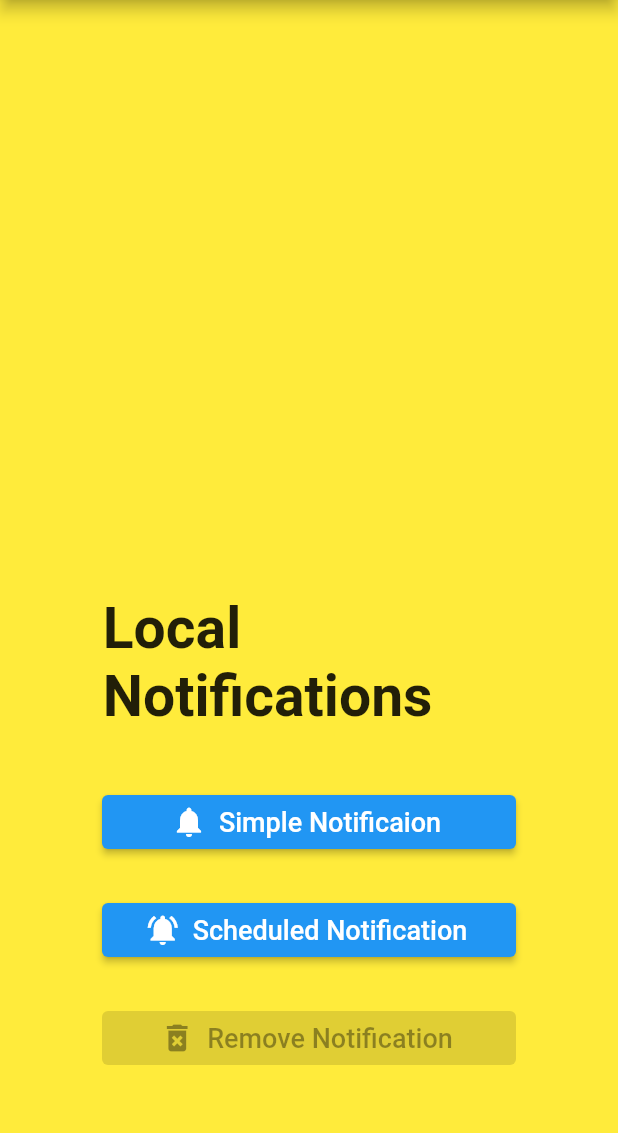
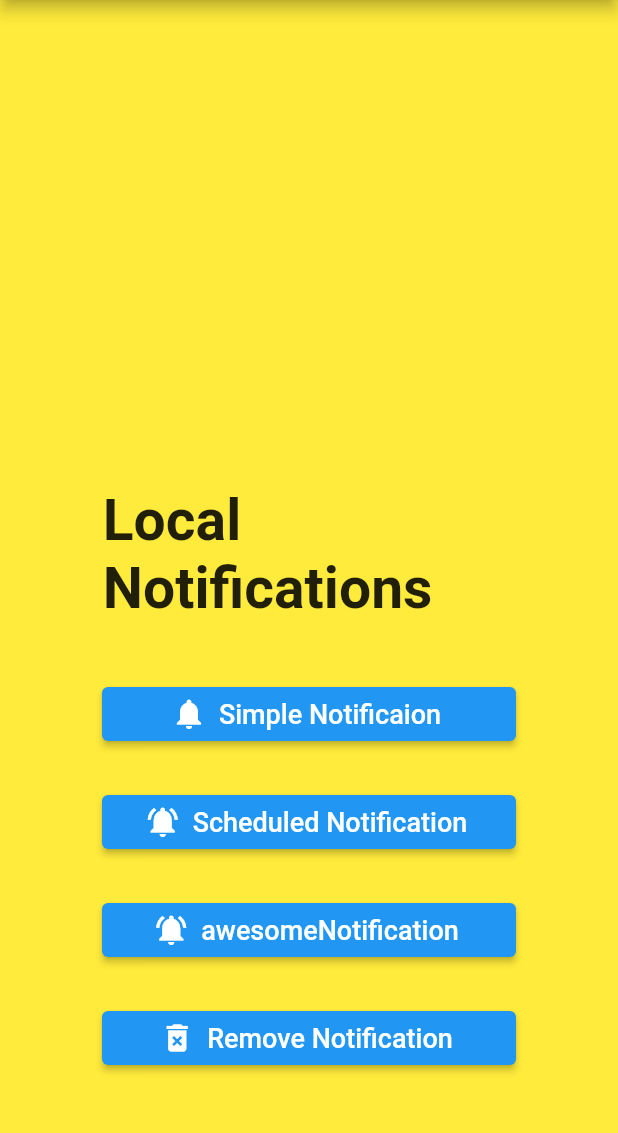
Before and after one commit to abhijeetm2/local-push-Notification, a Flutter app: the screen it shows after launch, on a phone screen of 412 x 824 dp, the part 84-1217 px from its top. Run offline on Flutter 3.47's test engine with Material 2 defaults, Android fonts, the phone set to English and light mode, and no system bars; our stand-ins replace awesome_notifications, flutter_local_notifications, rxdart, timezone.

Commit message:
awesome push notification

```diff
--- a/push_notification/lib/main.dart
+++ b/push_notification/lib/main.dart
@@ -17,7 +17,7 @@ class MyApp extends StatelessWidget {
       theme: ThemeData(
         primarySwatch: Colors.blue,
       ),
-      home: PushNotification(),
+      home: PushNotificationScreen(),
     );
   }
 }
--- a/push_notification/lib/screens/push_notification_screen.dart
+++ b/push_notification/lib/screens/push_notification_screen.dart
@@ -1,15 +1,18 @@
+import 'package:awesome_notifications/awesome_notifications.dart';
 import 'package:flutter/cupertino.dart';
 import 'package:flutter/material.dart';
 import 'package:flutter/rendering.dart';
 import 'package:push_notification/screens/SecondPage.dart';
 import 'package:push_notification/widget/notification_api.dart';
 
-class PushNotification extends StatefulWidget {
+class PushNotificationScreen extends StatefulWidget {
+  static String channel = 'basic_channel';
+
   @override
-  _PushNotificationState createState() => _PushNotificationState();
+  _PushNotificationScreenState createState() => _PushNotificationScreenState();
 }
 
-class _PushNotificationState extends State<PushNotification> {
+class _PushNotificationScreenState extends State<PushNotificationScreen> {
   @override
   void initState() {
     // TODO: implement initState
@@ -20,6 +23,20 @@ class _PushNotificationState extends State<PushNotification> {
     listenNotification();
 
     NotificationApi.initializetimezone();
+    AwesomeNotifications().initialize(
+        // set the icon to null if you want to use the default app icon
+        null,
+        [
+          NotificationChannel(
+              channelKey: PushNotificationScreen.channel,
+              channelName: 'Basic notifications',
+              channelDescription: 'Notification channel for basic tests',
+              defaultColor: Color(0xFF9D50DD),
+              ledColor: Colors.white,
+              playSound: true,
+              enableLights: true,
+              enableVibration: true)
+        ]);
   }
 
   @override
@@ -70,10 +87,21 @@ class _PushNotificationState extends State<PushNotification> {
                       );
                     }),
                 buildButtonContainer(
+                    text: 'awesomeNotification',
+                    icon: Icon(Icons.notifications_active),
+                    function: () {
+                      return NotificationApi.awesomeNotification(
+                          id: 1,
+                          title: 'super women',
+                          message: 'sexey super women',
+                          url:
+                              'https://static.episodate.com/images/tv-show/thumbnail/43234.jpg');
+                    }),
+                buildButtonContainer(
                     text: 'Remove Notification',
                     icon: Icon(Icons.delete_forever),
                     function: () {
-                      return null;
+                      return NotificationApi.disposeNotification();
                     }),
               ],
             ),
--- a/push_notification/pubspec.yaml
+++ b/push_notification/pubspec.yaml
@@ -31,6 +31,10 @@ dependencies:
   flutter_local_notifications: ^6.1.0
   rxdart: ^0.27.1
   timezone: ^0.7.0
+  http: ^0.13.3
+  path_provider: ^2.0.2
+  awesome_notifications: ^0.0.6+10
+
 
 dev_dependencies:
   flutter_test:
```
Also changed, not shown: push_notification/lib/utils/Utils.dart (added, +19 -0 lines), push_notification/lib/widget/notification_api.dart (+41 -0 lines), push_notification/pubspec.lock, 1 other file.
